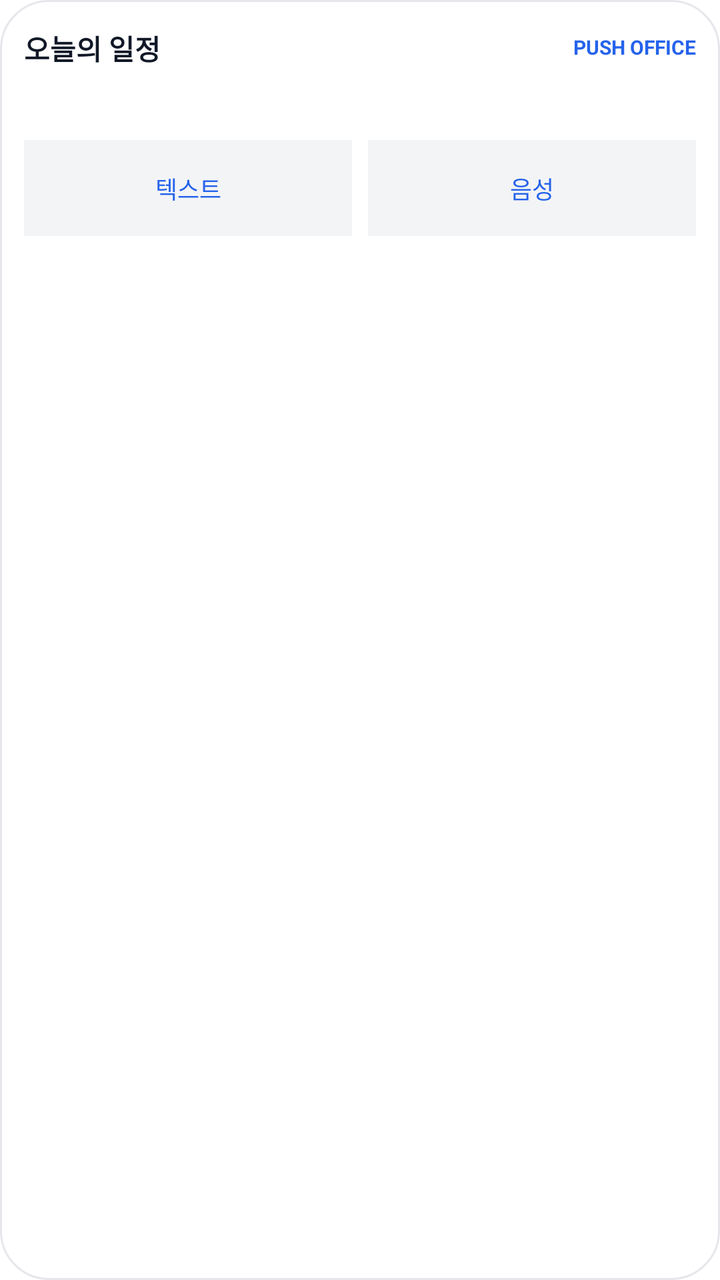
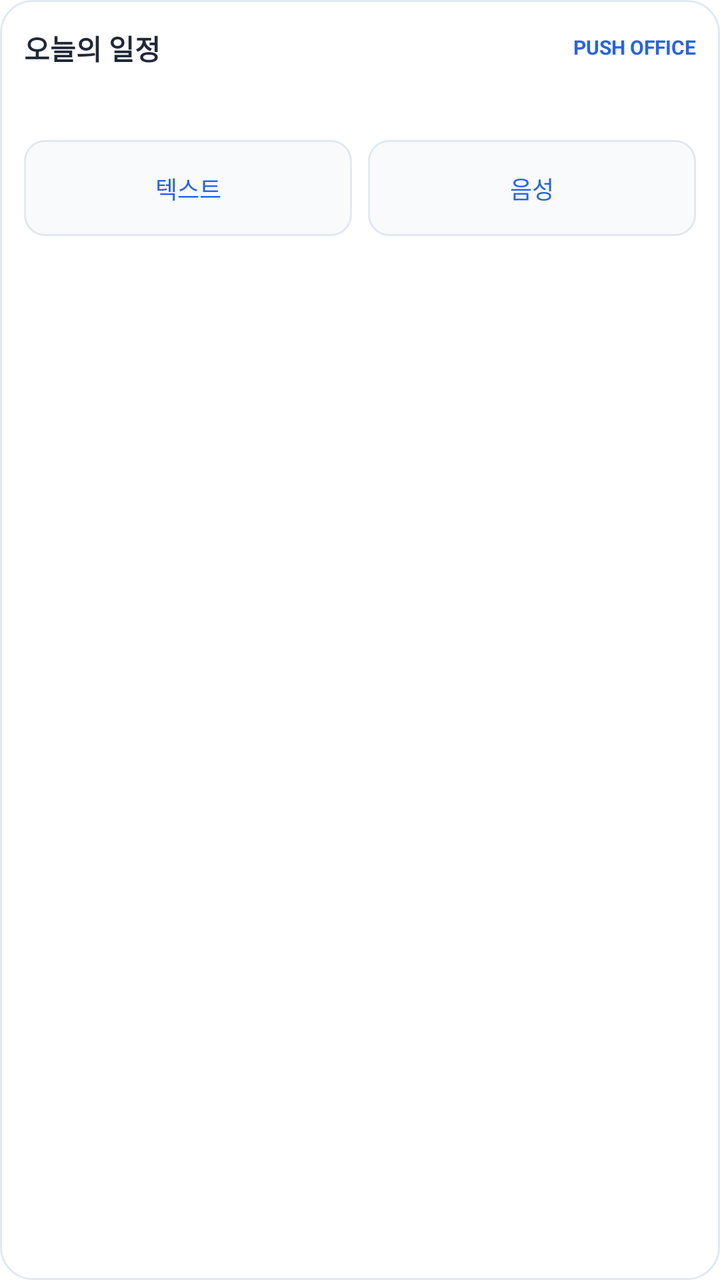

Before-and-after screenshots of an Android layout around one commit, followed by the original layout XML and the change that was made.
<!-- AndroidManifest.xml: fallback theme Theme.MaterialComponents.DayNight.NoActionBar -->
<!-- res/layout/widget_agenda.xml -->
<LinearLayout xmlns:android="http://schemas.android.com/apk/res/android"
    android:id="@+id/widget_root"
    android:layout_width="match_parent"
    android:layout_height="match_parent"
    android:orientation="vertical"
    android:padding="12dp"
    android:background="@drawable/widget_background">

    <LinearLayout
        android:id="@+id/widget_header"
        android:layout_width="match_parent"
        android:layout_height="wrap_content"
        android:minHeight="24dp"
        android:gravity="center_vertical"
        android:orientation="horizontal">
        <TextView
            android:id="@+id/widget_heading"
            android:layout_width="0dp"
            android:layout_height="wrap_content"
            android:layout_weight="1"
            android:includeFontPadding="false"
            android:maxLines="1"
            android:ellipsize="end"
            android:text="오늘의 일정"
            android:textColor="#111827"
            android:textSize="14sp"
            android:textStyle="bold" />
        <TextView
            android:id="@+id/widget_brand"
            android:layout_width="wrap_content"
            android:layout_height="wrap_content"
            android:layout_marginStart="12dp"
            android:includeFontPadding="false"
            android:maxLines="1"
            android:text="PUSH OFFICE"
            android:textColor="#2563EB"
            android:textSize="10sp"
            android:textStyle="bold" />
    </LinearLayout>

    <TextView
        android:id="@+id/widget_event_1"
        android:layout_width="match_parent"
        android:layout_height="wrap_content"
        android:minHeight="28dp"
        android:paddingTop="3dp"
        android:paddingBottom="3dp"
        android:gravity="center_vertical"
        android:includeFontPadding="false"
        android:maxLines="1"
        android:ellipsize="end"
        android:textColor="#111827"
        android:textSize="15sp" />

    <TextView
        android:id="@+id/widget_event_2"
        android:visibility="gone"
        android:layout_width="match_parent"
        android:layout_height="wrap_content"
        android:minHeight="28dp"
        android:paddingTop="3dp"
        android:paddingBottom="3dp"
        android:gravity="center_vertical"
        android:includeFontPadding="false"
        android:maxLines="1"
        android:ellipsize="end"
        android:textColor="#111827"
        android:textSize="15sp" />

    <TextView
        android:id="@+id/widget_event_3"
        android:visibility="gone"
        android:layout_width="match_parent"
        android:layout_height="wrap_content"
        android:minHeight="28dp"
        android:paddingTop="3dp"
        android:paddingBottom="3dp"
        android:gravity="center_vertical"
        android:includeFontPadding="false"
        android:maxLines="1"
        android:ellipsize="end"
        android:textColor="#111827"
        android:textSize="15sp" />

    <LinearLayout
        android:id="@+id/widget_actions"
        android:layout_width="match_parent"
        android:layout_height="48dp"
        android:layout_marginTop="6dp"
        android:orientation="horizontal">
        <TextView
            android:id="@+id/widget_text"
            android:layout_width="0dp"
            android:layout_height="match_parent"
            android:layout_weight="1"
            android:layout_marginEnd="4dp"
            android:background="@drawable/widget_action_background"
            android:gravity="center"
            android:includeFontPadding="false"
            android:maxLines="1"
            android:text="텍스트"
            android:contentDescription="텍스트로 일정 입력"
            android:textColor="#2563EB"
            android:textSize="12sp" />
        <TextView
            android:id="@+id/widget_voice"
            android:layout_width="0dp"
            android:layout_height="match_parent"
            android:layout_weight="1"
            android:layout_marginStart="4dp"
            android:background="@drawable/widget_action_background"
            android:gravity="center"
            android:includeFontPadding="false"
            android:maxLines="1"
            android:text="음성"
            android:contentDescription="음성 입력 선택 화면 열기"
            android:textColor="#2563EB"
            android:textSize="12sp" />
    </LinearLayout>
</LinearLayout>
<!-- resources referenced by this layout -->
<resources>
  <!-- drawable widget_action_background (drawable) -->
  <shape xmlns:android="http://schemas.android.com/apk/res/android">
      <solid android:color="#F3F4F6" />
  </shape>
  <!-- drawable widget_background (drawable) -->
  <shape xmlns:android="http://schemas.android.com/apk/res/android"><solid android:color="#FFFFFF"/><corners android:radius="24dp"/><stroke android:width="1dp" android:color="#E5E7EB"/></shape>
</resources>

<!-- the commit's change to res/layout/widget_agenda.xml (unified diff, before → after) -->
@@ -22,7 +22,7 @@
             android:maxLines="1"
             android:ellipsize="end"
             android:text="오늘의 일정"
-            android:textColor="#111827"
+            android:textColor="@color/po_widget_text"
             android:textSize="14sp"
             android:textStyle="bold" />
         <TextView
@@ -33,7 +33,7 @@
             android:includeFontPadding="false"
             android:maxLines="1"
             android:text="PUSH OFFICE"
-            android:textColor="#2563EB"
+            android:textColor="@color/po_widget_accent"
             android:textSize="10sp"
             android:textStyle="bold" />
     </LinearLayout>
@@ -49,7 +49,7 @@
         android:includeFontPadding="false"
         android:maxLines="1"
         android:ellipsize="end"
-        android:textColor="#111827"
+        android:textColor="@color/po_widget_text"
         android:textSize="15sp" />
 
     <TextView
@@ -64,7 +64,7 @@
         android:includeFontPadding="false"
         android:maxLines="1"
         android:ellipsize="end"
-        android:textColor="#111827"
+        android:textColor="@color/po_widget_text"
         android:textSize="15sp" />
 
     <TextView
@@ -79,7 +79,7 @@
         android:includeFontPadding="false"
         android:maxLines="1"
         android:ellipsize="end"
-        android:textColor="#111827"
+        android:textColor="@color/po_widget_text"
         android:textSize="15sp" />
 
     <LinearLayout
@@ -100,7 +100,7 @@
             android:maxLines="1"
             android:text="텍스트"
             android:contentDescription="텍스트로 일정 입력"
-            android:textColor="#2563EB"
+            android:textColor="@color/po_widget_accent"
             android:textSize="12sp" />
         <TextView
             android:id="@+id/widget_voice"
@@ -114,7 +114,7 @@
             android:maxLines="1"
             android:text="음성"
             android:contentDescription="음성 입력 선택 화면 열기"
-            android:textColor="#2563EB"
+            android:textColor="@color/po_widget_accent"
             android:textSize="12sp" />
     </LinearLayout>
 </LinearLayout>
<!-- resource entries referenced after the edit -->
@@ -1,10 +1,21 @@
 <!-- resources referenced by this layout -->
 <resources>
+  <color name="po_widget_accent">#2563EB</color>
+  <color name="po_widget_text">#1F2937</color>
   <!-- drawable widget_action_background (drawable) -->
   <shape xmlns:android="http://schemas.android.com/apk/res/android">
-      <solid android:color="#F3F4F6" />
+      <solid android:color="@color/po_widget_action_surface"/>
+      <corners android:radius="10dp"/>
+      <stroke android:width="1dp" android:color="@color/po_widget_border"/>
   </shape>
   <!-- drawable widget_background (drawable) -->
-  <shape xmlns:android="http://schemas.android.com/apk/res/android"><solid android:color="#FFFFFF"/><corners android:radius="24dp"/><stroke android:width="1dp" android:color="#E5E7EB"/></shape>
+  <shape xmlns:android="http://schemas.android.com/apk/res/android">
+      <solid android:color="@color/po_widget_surface"/>
+      <corners android:radius="16dp"/>
+      <stroke android:width="1dp" android:color="@color/po_widget_border"/>
+  </shape>
+  <color name="po_widget_action_surface">#F8FAFC</color>
+  <color name="po_widget_border">#E2E8F0</color>
+  <color name="po_widget_surface">#FFFFFF</color>
 </resources>
 
